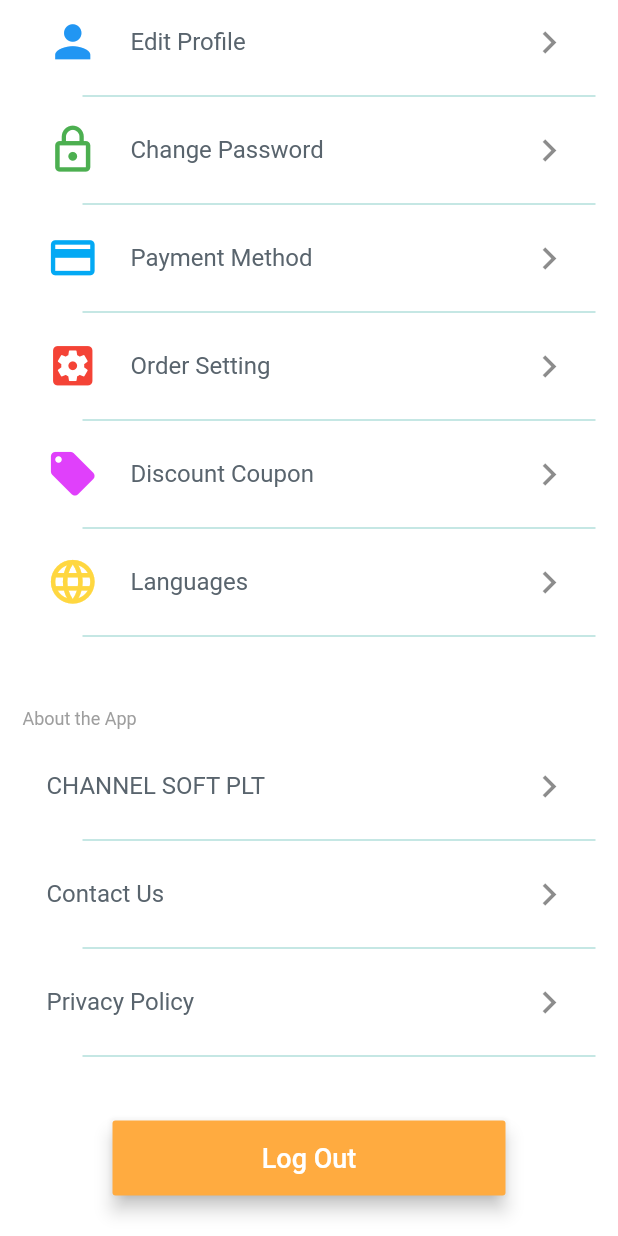
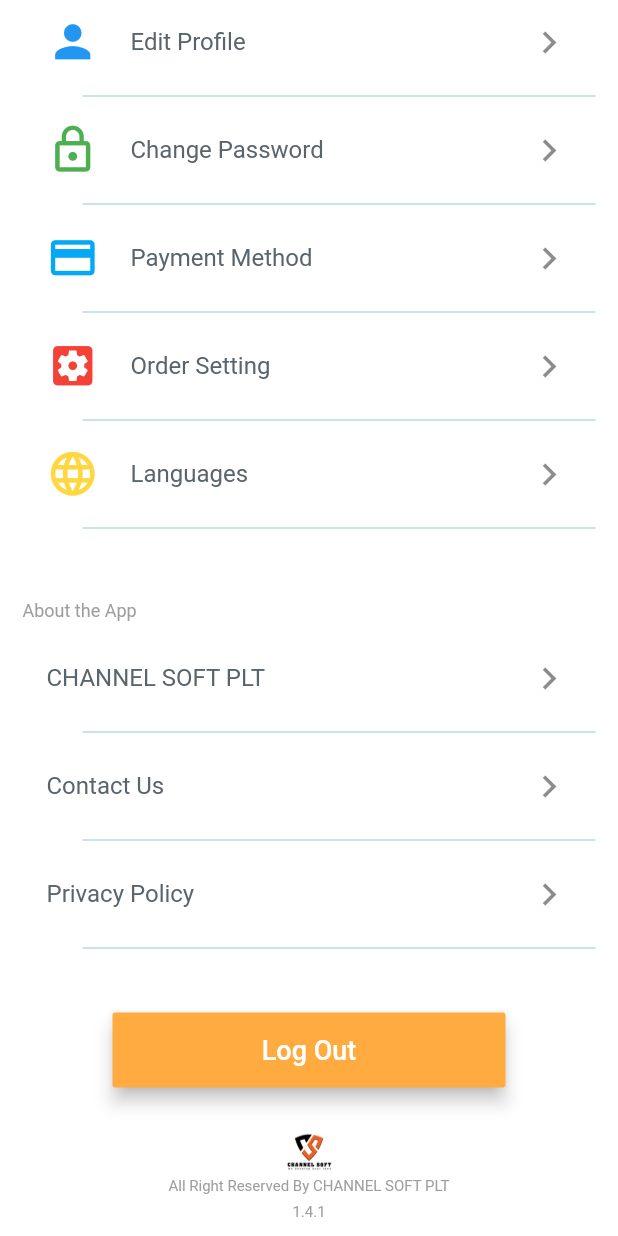
Before and after one commit to ChannelSoftPlt/form, a Flutter app: the SettingFragment screen opened directly, scrolled down 163 dp, on a phone screen of 412 x 824 dp. Run offline on Flutter 3.47's test engine with Material 2 defaults, Android fonts, the phone set to English and light mode, and no system bars; our stand-ins replace assets_audio_player, connectivity, dotted_line, dropdown_search, firebase_messaging, flutter_datetime_picker and 11 more; missing offline and left inert: flutter_open_whatsapp, geocoder, grouped_buttons, map_launcher, multi_image_picker, notustohtml and 2 more; accounts and stored records are empty.

Commit message:
22/12/2020 from mac

```diff
--- a/lib/fragment/setting/settingFragment.dart
+++ b/lib/fragment/setting/settingFragment.dart
@@ -12,6 +12,7 @@ import 'package:my/translation/AppLocalizations.dart';
 import 'package:my/utils/domain.dart';
 import 'package:my/utils/sharePreference.dart';
 import 'package:package_info/package_info.dart';
+import 'package:shared_preferences/shared_preferences.dart';
 import 'package:url_launcher/url_launcher.dart';
 
 import 'coupon/discount.dart';
@@ -30,6 +31,8 @@ class _SettingFragmentState extends State<SettingFragment> {
   String expiredDate = '-';
   String dayLeft = '-';
 
+  bool discountEnable = false;
+
   final key = new GlobalKey<ScaffoldState>();
 
   @override
@@ -38,7 +41,8 @@ class _SettingFragmentState extends State<SettingFragment> {
     super.initState();
     getVersionNumber();
     getUrl();
-    getExpiredDate();
+    discountFeatureChecking();
+    expiredChecking();
   }
 
   @override
@@ -232,7 +236,9 @@ class _SettingFragmentState extends State<SettingFragment> {
                     thickness: 1.0,
                   ),
                 ),
-                ListTile(
+                Visibility(
+                  visible: discountEnable,
+                  child: ListTile(
                       onTap: () {
                         Navigator.push(
                           context,
@@ -251,17 +257,22 @@ class _SettingFragmentState extends State<SettingFragment> {
                       ),
                       title: Text(
                         '${AppLocalizations.of(context).translate('discount_coupon')}',
-                      style: TextStyle(color: Color.fromRGBO(89, 100, 109, 1)),
+                        style:
+                            TextStyle(color: Color.fromRGBO(89, 100, 109, 1)),
                       ),
                       trailing: Icon(
                         Icons.keyboard_arrow_right,
                         size: 30,
                       )),
-                Padding(
+                ),
+                Visibility(
+                  visible: discountEnable,
+                  child: Padding(
                     padding: const EdgeInsets.fromLTRB(40, 0, 0, 0),
                     child: Divider(
                       color: Colors.teal.shade100,
                       thickness: 1.0,
+                    ),
                   ),
                 ),
                 ListTile(
@@ -529,15 +540,27 @@ class _SettingFragmentState extends State<SettingFragment> {
       ));
   }
 
-  getExpiredDate() async {
+  expiredChecking() async {
     Map data = await Domain().expiredChecking();
     print('expired data: $data');
     if (data['status'] == '1') {
+      //check expired date
       String expiredDate = data['expired_date'][0]['end_date'].toString();
       this.expiredDate = setExpiredDate(expiredDate);
       this.dayLeft = countDayLeft(expiredDate);
       setState(() {});
     }
+  }
+
+  discountFeatureChecking() async {
+    //check discount features
+    var prefs = await SharedPreferences.getInstance();
+    if (prefs.getString('allow_discount') == null ||
+        prefs.getString('allow_discount') == '1') {
+      discountEnable = false;
+    } else
+      discountEnable = true;
+    setState(() {});
   }
 
   String setExpiredDate(date) {
--- a/lib/object/merchant.dart
+++ b/lib/object/merchant.dart
@@ -75,6 +75,6 @@ class Merchant {
         'formId': formId,
         'name': name,
         'url': url,
-        'email': email,
+        'email': email
       };
 }
```
Also changed, not shown: lib/fragment/order/child/dialog/edit_coupon_dialog.dart (+9 -2 lines), lib/fragment/order/detail/order_detail.dart (+24 -2 lines), lib/fragment/setting/coupon/discount details/discount_detail.dart (+23 -15 lines), lib/page/loading.dart (+10 -2 lines). Lines whose indentation alone changed are shown as unchanged.
